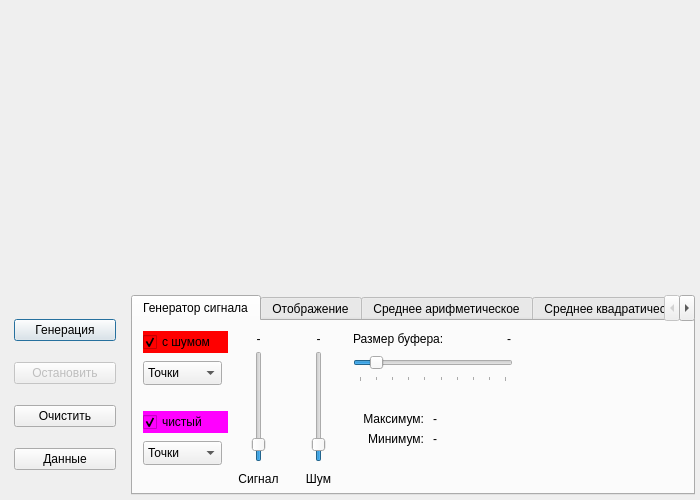
Qt form filtsim/mainwindow.ui (cliffanet/filter) before a commit.
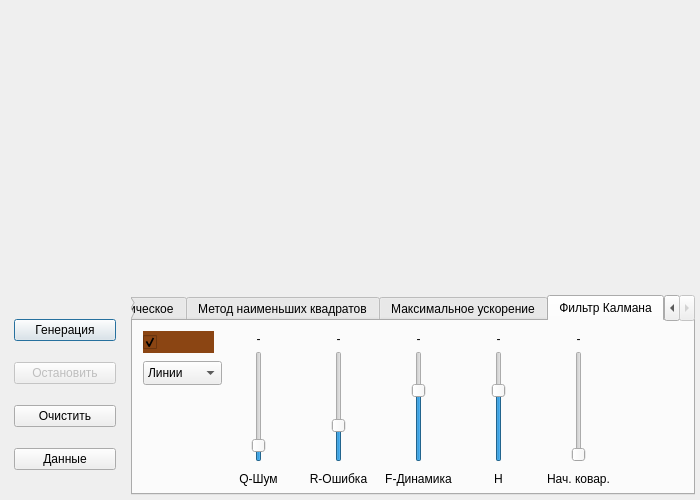
The same form after that commit. The open tabs and pages were chosen to show the change. Custom widgets are drawn as their Qt base class.

Commit message: фильтр "Калмана"

The edit to the form file:
```diff
--- a/filtsim/mainwindow.ui
+++ b/filtsim/mainwindow.ui
@@ -1044,6 +1044,323 @@
            </property>
           </widget>
          </widget>
+         <widget class="QWidget" name="tabKalman">
+          <attribute name="title">
+           <string>Фильтр Калмана</string>
+          </attribute>
+          <widget class="QSlider" name="slKalmanQ">
+           <property name="geometry">
+            <rect>
+             <x>110</x>
+             <y>30</y>
+             <width>31</width>
+             <height>111</height>
+            </rect>
+           </property>
+           <property name="minimum">
+            <number>1</number>
+           </property>
+           <property name="maximum">
+            <number>200</number>
+           </property>
+           <property name="pageStep">
+            <number>10</number>
+           </property>
+           <property name="value">
+            <number>20</number>
+           </property>
+           <property name="orientation">
+            <enum>Qt::Vertical</enum>
+           </property>
+          </widget>
+          <widget class="QCheckBox" name="cbKalmanVisible">
+           <property name="geometry">
+            <rect>
+             <x>10</x>
+             <y>10</y>
+             <width>71</width>
+             <height>22</height>
+            </rect>
+           </property>
+           <property name="styleSheet">
+            <string notr="true">background-color: saddlebrown;</string>
+           </property>
+           <property name="checked">
+            <bool>true</bool>
+           </property>
+          </widget>
+          <widget class="QLabel" name="labVKalmanQ">
+           <property name="geometry">
+            <rect>
+             <x>100</x>
+             <y>10</y>
+             <width>51</width>
+             <height>16</height>
+            </rect>
+           </property>
+           <property name="text">
+            <string>-</string>
+           </property>
+           <property name="alignment">
+            <set>Qt::AlignCenter</set>
+           </property>
+          </widget>
+          <widget class="QComboBox" name="cmbKalmanType">
+           <property name="geometry">
+            <rect>
+             <x>10</x>
+             <y>40</y>
+             <width>79</width>
+             <height>24</height>
+            </rect>
+           </property>
+           <property name="currentIndex">
+            <number>1</number>
+           </property>
+           <item>
+            <property name="text">
+             <string>Точки</string>
+            </property>
+           </item>
+           <item>
+            <property name="text">
+             <string>Линии</string>
+            </property>
+           </item>
+          </widget>
+          <widget class="QLabel" name="labTKalmanQ">
+           <property name="geometry">
+            <rect>
+             <x>80</x>
+             <y>150</y>
+             <width>91</width>
+             <height>16</height>
+            </rect>
+           </property>
+           <property name="text">
+            <string>Q-Шум</string>
+           </property>
+           <property name="alignment">
+            <set>Qt::AlignCenter</set>
+           </property>
+          </widget>
+          <widget class="QSlider" name="slKalmanR">
+           <property name="geometry">
+            <rect>
+             <x>190</x>
+             <y>30</y>
+             <width>31</width>
+             <height>111</height>
+            </rect>
+           </property>
+           <property name="minimum">
+            <number>1</number>
+           </property>
+           <property name="maximum">
+            <number>500</number>
+           </property>
+           <property name="value">
+            <number>150</number>
+           </property>
+           <property name="orientation">
+            <enum>Qt::Vertical</enum>
+           </property>
+          </widget>
+          <widget class="QLabel" name="labVKalmanR">
+           <property name="geometry">
+            <rect>
+             <x>180</x>
+             <y>10</y>
+             <width>51</width>
+             <height>16</height>
+            </rect>
+           </property>
+           <property name="text">
+            <string>-</string>
+           </property>
+           <property name="alignment">
+            <set>Qt::AlignCenter</set>
+           </property>
+          </widget>
+          <widget class="QLabel" name="labTKalmanR">
+           <property name="geometry">
+            <rect>
+             <x>160</x>
+             <y>150</y>
+             <width>91</width>
+             <height>16</height>
+            </rect>
+           </property>
+           <property name="text">
+            <string>R-Ошибка</string>
+           </property>
+           <property name="alignment">
+            <set>Qt::AlignCenter</set>
+           </property>
+          </widget>
+          <widget class="QSlider" name="slKalmanF">
+           <property name="geometry">
+            <rect>
+             <x>270</x>
+             <y>30</y>
+             <width>31</width>
+             <height>111</height>
+            </rect>
+           </property>
+           <property name="minimum">
+            <number>1</number>
+           </property>
+           <property name="maximum">
+            <number>150</number>
+           </property>
+           <property name="value">
+            <number>100</number>
+           </property>
+           <property name="orientation">
+            <enum>Qt::Vertical</enum>
+           </property>
+          </widget>
+          <widget class="QLabel" name="labVKalmanF">
+           <property name="geometry">
+            <rect>
+             <x>260</x>
+             <y>10</y>
+             <width>51</width>
+             <height>16</height>
+            </rect>
+           </property>
+           <property name="text">
+            <string>-</string>
+           </property>
+           <property name="alignment">
+            <set>Qt::AlignCenter</set>
+           </property>
+          </widget>
+          <widget class="QLabel" name="labTKalmanF">
+           <property name="geometry">
+            <rect>
+             <x>240</x>
+             <y>150</y>
+             <width>91</width>
+             <height>16</height>
+            </rect>
+           </property>
+           <property name="text">
+            <string>F-Динамика</string>
+           </property>
+           <property name="alignment">
+            <set>Qt::AlignCenter</set>
+           </property>
+          </widget>
+          <widget class="QSlider" name="slKalmanH">
+           <property name="geometry">
+            <rect>
+             <x>350</x>
+             <y>30</y>
+             <width>31</width>
+             <height>111</height>
+            </rect>
+           </property>
+           <property name="minimum">
+            <number>1</number>
+           </property>
+           <property name="maximum">
+            <number>150</number>
+           </property>
+           <property name="value">
+            <number>100</number>
+           </property>
+           <property name="orientation">
+            <enum>Qt::Vertical</enum>
+           </property>
+          </widget>
+          <widget class="QLabel" name="labVKalmanH">
+           <property name="geometry">
+            <rect>
+             <x>340</x>
+             <y>10</y>
+             <width>51</width>
+             <height>16</height>
+            </rect>
+           </property>
+           <property name="text">
+            <string>-</string>
+           </property>
+           <property name="alignment">
+            <set>Qt::AlignCenter</set>
+           </property>
+          </widget>
+          <widget class="QLabel" name="labTKalmanH">
+           <property name="geometry">
+            <rect>
+             <x>320</x>
+             <y>150</y>
+             <width>91</width>
+             <height>16</height>
+            </rect>
+           </property>
+           <property name="text">
+            <string>H</string>
+           </property>
+           <property name="alignment">
+            <set>Qt::AlignCenter</set>
+           </property>
+          </widget>
+          <widget class="QSlider" name="slKalmanCovar">
+           <property name="geometry">
+            <rect>
+             <x>430</x>
+             <y>30</y>
+             <width>31</width>
+             <height>111</height>
+            </rect>
+           </property>
+           <property name="minimum">
+            <number>1</number>
+           </property>
+           <property name="maximum">
+            <number>10</number>
+           </property>
+           <property name="value">
+            <number>1</number>
+           </property>
+           <property name="orientation">
+            <enum>Qt::Vertical</enum>
+           </property>
+          </widget>
+          <widget class="QLabel" name="labVKalmanCovar">
+           <property name="geometry">
+            <rect>
+             <x>420</x>
+             <y>10</y>
+             <width>51</width>
+             <height>16</height>
+            </rect>
+           </property>
+           <property name="text">
+            <string>-</string>
+           </property>
+           <property name="alignment">
+            <set>Qt::AlignCenter</set>
+           </property>
+          </widget>
+          <widget class="QLabel" name="labTKalmanCovar">
+           <property name="geometry">
+            <rect>
+             <x>400</x>
+             <y>150</y>
+             <width>91</width>
+             <height>16</height>
+            </rect>
+           </property>
+           <property name="text">
+            <string>Нач. ковар.</string>
+           </property>
+           <property name="alignment">
+            <set>Qt::AlignCenter</set>
+           </property>
+          </widget>
+         </widget>
         </widget>
        </item>
       </layout>
```
The commit also changes 8 other files.
